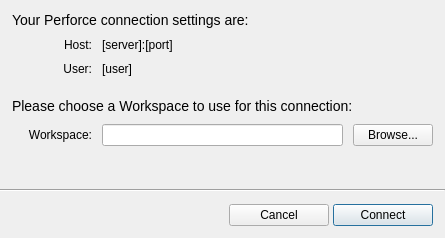
Above: python/widgets/resources/open_connection_form.ui from shotgunsoftware/tk-framework-perforce before the change. Below: the same form after it.
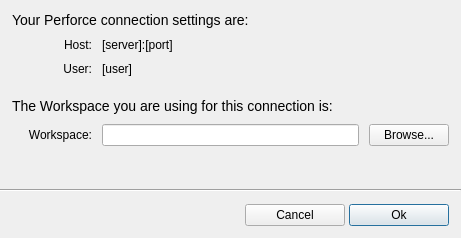
That is the form after the change.

Patch:
```diff
--- a/python/widgets/resources/open_connection_form.ui
+++ b/python/widgets/resources/open_connection_form.ui
@@ -6,7 +6,7 @@
    <rect>
     <x>0</x>
     <y>0</y>
-    <width>445</width>
+    <width>461</width>
     <height>238</height>
    </rect>
   </property>
@@ -107,7 +107,7 @@
      <item>
       <widget class="QLabel" name="label_12">
        <property name="text">
-        <string>&lt;html&gt;&lt;head/&gt;&lt;body&gt;&lt;p&gt;&lt;span style=&quot; font-size:large;&quot;&gt;Please choose a Workspace to use for this connection:&lt;/span&gt;&lt;/p&gt;&lt;/body&gt;&lt;/html&gt;</string>
+        <string>&lt;html&gt;&lt;head/&gt;&lt;body&gt;&lt;p&gt;&lt;span style=&quot; font-size:large;&quot;&gt;The Workspace you are using for this connection is:&lt;/span&gt;&lt;/p&gt;&lt;/body&gt;&lt;/html&gt;</string>
        </property>
       </widget>
      </item>
@@ -212,7 +212,7 @@
         </size>
        </property>
        <property name="text">
-        <string>Connect</string>
+        <string>Ok</string>
        </property>
        <property name="default">
         <bool>true</bool>
```
